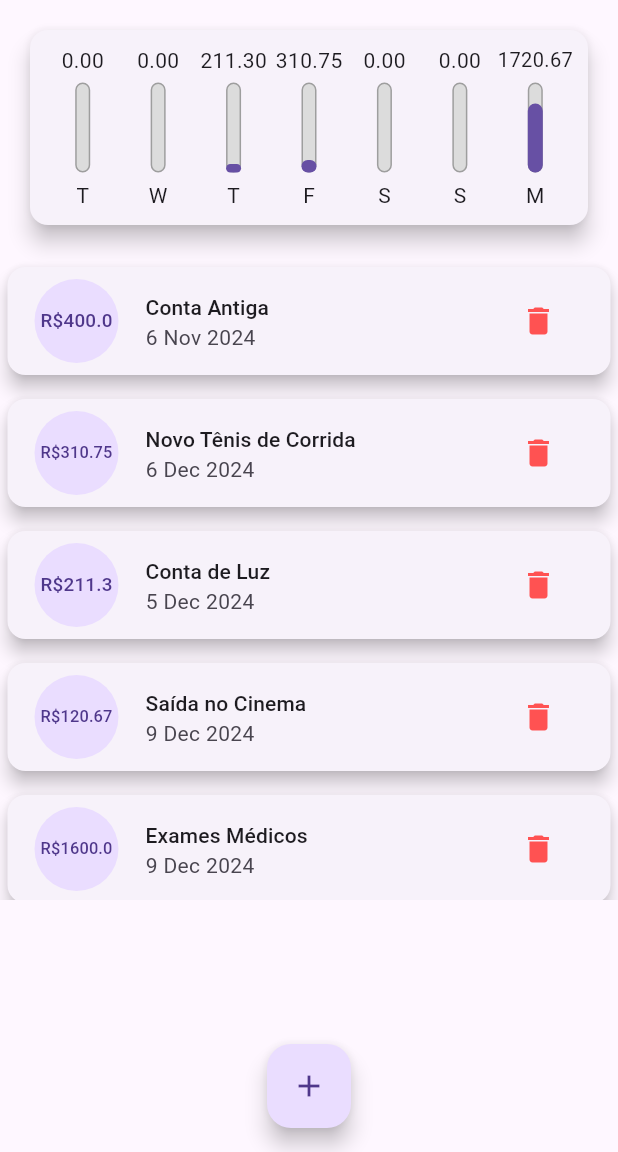
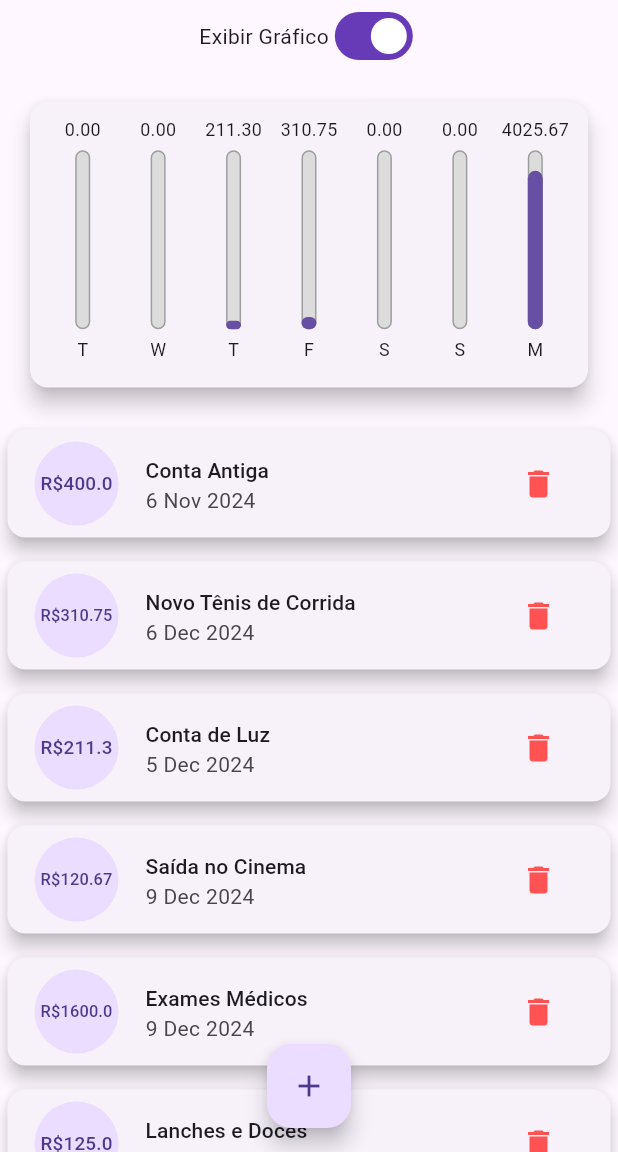
Before and after one commit to baakovi/expensesApp, a Flutter app: the screen it shows after launch, on a phone screen of 412 x 824 dp, the part 84-1236 px from its top. Run offline on Flutter 3.47's test engine with Material 3 defaults, Android fonts, the phone set to English and light mode, and no system bars.

Commit message:
Aula 144. Modo Paisagem #01

```diff
--- a/lib/components/chart_bar.dart
+++ b/lib/components/chart_bar.dart
@@ -15,17 +15,19 @@ class ChartBar extends StatelessWidget {
 
   @override
   Widget build(BuildContext context) {
+    return LayoutBuilder(
+      builder: (ctx, constraints) {
         return Column(
           children: <Widget>[
             Container(
-          height: 20,
+              height: constraints.maxHeight * 0.1,
               child: FittedBox(
                 child: Text('${value.toStringAsFixed(2)}'),
               ),
             ),
-        SizedBox(height: 5),
+            SizedBox(height: constraints.maxHeight * 0.03),
             Container(
-          height: 60,
+              height: constraints.maxHeight * 0.7,
               width: 10,
               child: Stack(
                 alignment: Alignment.bottomCenter,
@@ -52,9 +54,16 @@ class ChartBar extends StatelessWidget {
                 ],
               ),
             ),
-        SizedBox(height: 5),
-        Text(label),
+            SizedBox(height: constraints.maxHeight * 0.03),
+            Container(
+              height: constraints.maxHeight * 0.1,
+              child: FittedBox(
+                child: Text(label),
+              ),
+            ),
           ],
+        );
+      },
     );
   }
 }
--- a/lib/components/transaction_list.dart
+++ b/lib/components/transaction_list.dart
@@ -11,9 +11,7 @@ class TransactionList extends StatelessWidget {
 
   @override
   Widget build(BuildContext context) {
-    return Container(
-      height: 430,
-      child: transactions.isEmpty
+    return transactions.isEmpty
         ? Column(
             children: <Widget>[
               SizedBox(height: 20),
@@ -66,7 +64,6 @@ class TransactionList extends StatelessWidget {
                 ),
               );
             },
-            ),
           );
   }
 }
--- a/lib/main.dart
+++ b/lib/main.dart
@@ -1,5 +1,5 @@
-import 'package:expenses/components/chart.dart';
 import 'package:flutter/material.dart';
+// import 'package:flutter/services.dart';
 import 'dart:math';
 import './components/transaction_form.dart';
 import './components/transaction_list.dart';
@@ -11,6 +11,11 @@ main() => runApp(ExpensesApp());
 class ExpensesApp extends StatelessWidget {
   @override
   Widget build(BuildContext context) {
+    // Deixar a aplicação apenas na vertical
+    // SystemChrome.setPreferredOrientations([
+    //   DeviceOrientation.portraitUp,
+    // ]);
+
     final ThemeData tema = ThemeData();
 
     return MaterialApp(
@@ -77,6 +82,24 @@ class _MyHomePageState extends State<MyHomePage> {
       value: 1600.00,
       date: DateTime.now(),
     ),
+    Transaction(
+      id: 't5',
+      title: 'Lanches e Doces',
+      value: 125.00,
+      date: DateTime.now(),
+    ),
+    Transaction(
+      id: 't6',
+      title: 'Neuropsicólogo',
+      value: 180.00,
+      date: DateTime.now(),
+    ),
+    Transaction(
+      id: 't7',
+      title: 'Advogado',
+      value: 2000.00,
+      date: DateTime.now(),
+    ),
   ];
 
   List<Transaction> get _recentTransactions {
@@ -120,22 +143,46 @@ class _MyHomePageState extends State<MyHomePage> {
 
   @override
   Widget build(BuildContext context) {
-    return Scaffold(
-      appBar: AppBar(
+    final appBar = AppBar(
       backgroundColor: Colors.deepPurple,
-        title: Text('Despesas Pessoais'),
+      title: Text(
+        'Despesas Pessoais',
+        // style: TextStyle(
+        //   fontSize: 20 * MediaQuery.of(context).textScaler.scale(1),
+        // ),
+      ),
       actions: <Widget>[
         IconButton(
           icon: Icon(Icons.add),
           onPressed: () => _openTransactionFormModal(context),
         ),
       ],
-      ),
+    );
+
+    final availableHeight = MediaQuery.of(context).size.height -
+        appBar.preferredSize.height -
+        MediaQuery.of(context).padding.top;
+
+    return Scaffold(
+      appBar: appBar,
       body: SingleChildScrollView(
         child: Column(
           crossAxisAlignment: CrossAxisAlignment.stretch,
           children: <Widget>[
-            Chart(_recentTransactions),
+            Row(
+              mainAxisAlignment: MainAxisAlignment.center,
+              children: <Widget>[
+                Text('Exibir Gráfico'),
+                Switch(
+                  value: true,
+                  onChanged: (value) {},
+                ),
+              ],
+            ),
+            Container(
+              height: availableHeight * 0.30,
+              child: Chart(_recentTransactions),
+            ),
             // Container(
             //   width: double.infinity,
             //   child: Card(
@@ -145,7 +192,10 @@ class _MyHomePageState extends State<MyHomePage> {
             //   ),
             // ),
             // TransactionUser(),
-            TransactionList(_transactions, _removeTransaction),
+            Container(
+              height: availableHeight * 0.70,
+              child: TransactionList(_transactions, _removeTransaction),
+            ),
             // Column(
             //   children: <Widget>[
             //     TransactionForm(_addTransaction),
```
Lines whose indentation alone changed are shown as unchanged.
